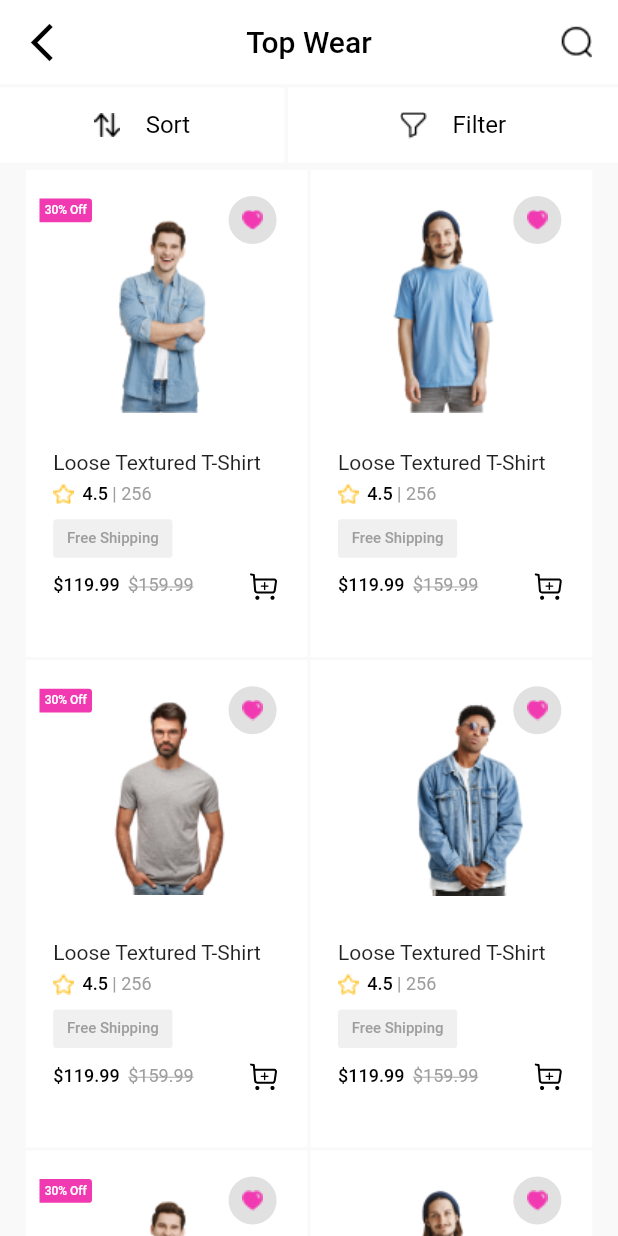
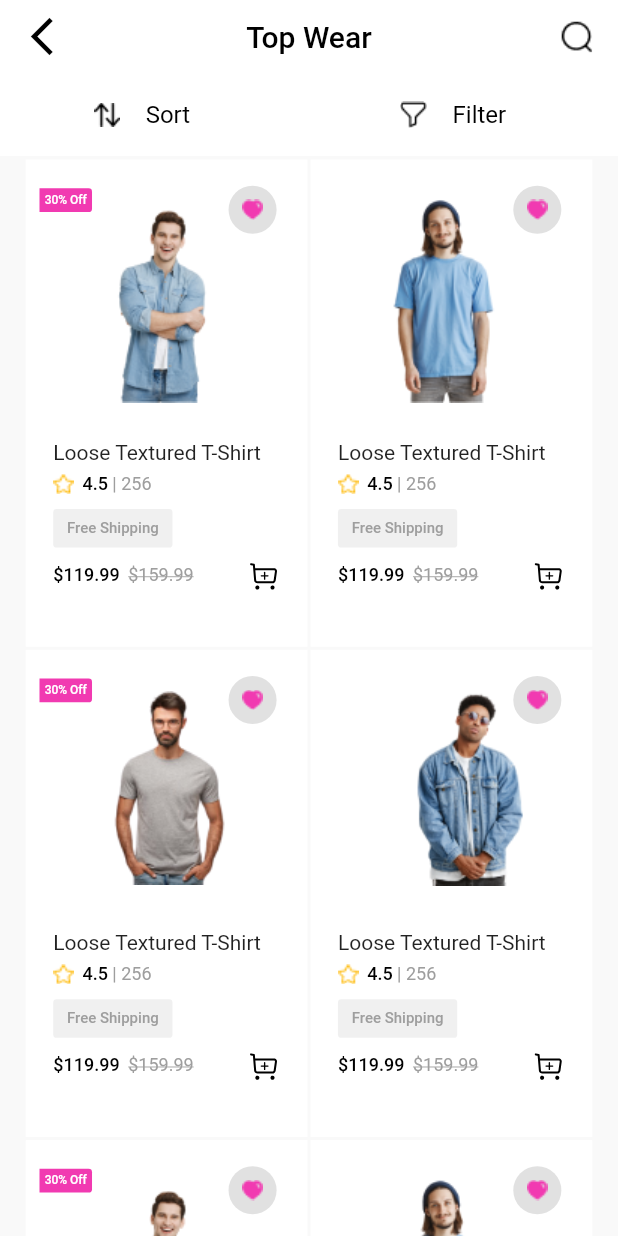
Before and after one commit to shaileshs4056/bagzag, a Flutter app: the ProductListPage screen opened by its route, on a phone screen of 412 x 824 dp. Run offline on Flutter 3.47's test engine with Material 3 defaults, Android fonts, the phone set to English and light mode, and no system bars; our stand-ins replace auto_route, cached_network_image, connectivity_plus, device_info_plus, dio, file_picker and 21 more; missing offline and left inert: country_pickers, dart_ipify, encrypt, flutter_facebook_auth, flutter_web_auth, twitter_login; accounts and stored records are empty; generated files the repository leaves out were written again; network calls fail.

Commit message:
version 1.0.6

```diff
--- a/lib/router/app_router.dart
+++ b/lib/router/app_router.dart
@@ -2,6 +2,7 @@ import 'package:auto_route/auto_route.dart';
 
 import 'package:trendify/ui/auth/login/ui/otp_page.dart';
 import 'package:trendify/ui/home/categories_detailes.dart';
+import 'package:trendify/ui/home/product_details.dart';
 import 'package:trendify/ui/home/product_list_page.dart';
 
 import '../core/locator/locator.dart';
@@ -14,7 +15,7 @@ import '../ui/home/favorites_page.dart';
 import '../ui/home/home_page.dart';
 import '../ui/splash/splash_page.dart';
 import '../ui/home/browse_categories.dart';
-
+import '../ui/home/product_details.dart';
 part 'app_router.gr.dart';
 
 @AutoRouterConfig(
@@ -39,6 +40,7 @@ class AppRouter extends _$AppRouter {
     AutoRoute(page: BrowseCategoriesRoute.page),
     AutoRoute(page: CategoriesDetailesRoute.page),
     AutoRoute(page: ProductListRoute.page),
+    AutoRoute(page: ProductDetailsRoute.page)
   ];
 }
 
--- a/lib/ui/home/product_list_page.dart
+++ b/lib/ui/home/product_list_page.dart
@@ -11,6 +11,7 @@ import 'package:trendify/ui/home/product_categories.dart';
 import 'package:trendify/values/colors.dart';
 import 'package:trendify/values/style.dart';
 import 'package:trendify/widget/app_image.dart';
+import 'package:trendify/widget/button_widget_inverse.dart';
 
 @RoutePage()
 class ProductListPage extends StatefulWidget {
@@ -31,25 +32,18 @@ class _ProductListPageState extends State<ProductListPage> {
       {'Type': 'Shoes & Accessories (20)', 'isVisible': false},
     ],
     'Subcategories': [
-      {'Type': 'Tops & Dresses', 'isVisible': true},
-      {'Type': 'Bottoms & Skirts', 'isVisible': true},
-      {'Type': 'Outerwear & Jackets', 'isVisible': true},
+      {'Type': 'Watcher', 'isVisible': true},
+      {'Type': 'Inner Wear', 'isVisible': true},
       {'Type': 'Footwear', 'isVisible': true},
-      {'Type': 'Electronics', 'isVisible': true},
     ],
     'Brand': [
-      {'Type': 'Nike', 'isVisible': true},
-      {'Type': 'Adidas', 'isVisible': true},
-      {'Type': 'Apple', 'isVisible': true},
-      {'Type': 'Samsung', 'isVisible': true},
-      {'Type': 'Sony', 'isVisible': true},
+      {'Type': 'Brand 2', 'isVisible': true},
+      {'Type': 'Brand 3', 'isVisible': true},
+      {'Type': 'Brand 4', 'isVisible': true},
     ],
     'Size': [
-      {'Type': 'Small', 'isVisible': true},
-      {'Type': 'Medium', 'isVisible': true},
-      {'Type': 'Large', 'isVisible': true},
-      {'Type': 'Extra Large', 'isVisible': true},
-      {'Type': 'XXL', 'isVisible': true},
+      {'Type': 'Regular', 'isVisible': true},
+      {'Type': 'Not Specified', 'isVisible': true},
     ],
     'Color': [
       {'Type': 'Red', 'isVisible': true},
@@ -57,13 +51,28 @@ class _ProductListPageState extends State<ProductListPage> {
       {'Type': 'Green', 'isVisible': true},
       {'Type': 'Black', 'isVisible': true},
       {'Type': 'White', 'isVisible': true},
+      {'Type': 'Red', 'isVisible': true},
+      {'Type': 'Blue', 'isVisible': true},
+      {'Type': 'Green', 'isVisible': true},
+      {'Type': 'Black', 'isVisible': true},
+      {'Type': 'White', 'isVisible': true},
+      {'Type': 'Red', 'isVisible': true},
+      {'Type': 'Blue', 'isVisible': true},
+      {'Type': 'Green', 'isVisible': true},
+      {'Type': 'Black', 'isVisible': true},
+      {'Type': 'White', 'isVisible': true},
+      {'Type': 'Red', 'isVisible': true},
+      {'Type': 'Blue', 'isVisible': true},
+      {'Type': 'Green', 'isVisible': true},
+      {'Type': 'Black', 'isVisible': true},
+      {'Type': 'White', 'isVisible': true},
     ],
     'Price Range': [
-      {'Type': 'Under', 'isVisible': true},
-      {'Type': '- ', 'isVisible': true},
+      {'Type': 'Under \$15.00', 'isVisible': true},
+      {'Type': '\$15.00 to \$35.00', 'isVisible': true},
       {'Type': '\$100 -', 'isVisible': true},
-      {'Type': '\$200', 'isVisible': true},
-      {'Type': 'Over \$500', 'isVisible': true},
+      {'Type': 'Over \$35.00', 'isVisible': true},
+      {'Type': 'Custom', 'isVisible': true},
     ],
     'Offer Range': [
       {'Type': '10% Off', 'isVisible': true},
@@ -80,11 +89,9 @@ class _ProductListPageState extends State<ProductListPage> {
       {'Type': 'In-Store Pickup', 'isVisible': true},
     ],
     'Store Location': [
-      {'Type': 'New York', 'isVisible': true},
-      {'Type': 'Los Angeles', 'isVisible': true},
-      {'Type': 'Chicago', 'isVisible': true},
-      {'Type': 'Houston', 'isVisible': true},
-      {'Type': 'San Francisco', 'isVisible': true},
+      {'Type': '10 To 15 Mi', 'isVisible': true},
+      {'Type': '15 To 35 Mi', 'isVisible': true},
+      {'Type': 'Over 34', 'isVisible': true},
     ],
     'Condition': [
       {'Type': 'New', 'isVisible': true},
@@ -102,7 +109,6 @@ class _ProductListPageState extends State<ProductListPage> {
         appBar: _buildAppBar(),
         body: Column(
           children: [
-            _buildSortFilterRow(context),
             Expanded(child: _buildFavouritesProductGrid()),
           ],
         ),
@@ -182,63 +188,29 @@ class _ProductListPageState extends State<ProductListPage> {
                       ],
                     ),
                   ),
+                  bottomNavigationBar: Padding(
+                    padding:
+                        EdgeInsets.symmetric(vertical: 23.h, horizontal: 15.w),
+                    child: AppButtonInverse(
+                      width: 1.sw,
+                      height: 51.h,
+                      fontSize: 16.sp,
+                      fontWight: FontWeight.w500,
+                      radius: 5.r,
+                      'Clear Filter',
+                      textColor: AppColor.black,
+                      () {
+                        appRouter.pop();
+                      },
+                      buttonColor: AppColor.white,
+                      borderColor: AppColor.black,
+                    ),
+                  ),
                 ),
               );
             },
           ),
-        )
-        // Drawer(
-        //   child: SingleChildScrollView(
-        //     child: Column(
-        //       children: [
-        //         Padding(
-        //           padding: EdgeInsets.only(
-        //               top: 16.h, left: 21.w, right: 15.w, bottom: 32.h),
-        //           child: Row(
-        //             mainAxisAlignment: MainAxisAlignment.spaceBetween,
-        //             children: [
-        //               Text(
-        //                 'Filter',
-        //                 style: textMedium,
-        //               ),
-        //               Text(
-        //                 'Done',
-        //                 style: textMedium.copyWith(color: AppColor.neonPink),
-        //               ),
-        //             ],
-        //           ),
-        //         ),
-        //         Column(
-        //             children: List.generate(
-        //           filterMenuList.length,
-        //           (index) => Column(
-        //             children: [
-        //               ListTile(
-        //                 contentPadding:
-        //                     EdgeInsets.symmetric(horizontal: 15.w, vertical: 0),
-        //                 title: Text(
-        //                   "${filtbuildMainDrawerContenterMenuList[index]['Category']}",
-        //                   style: textRegular.copyWith(color: AppColor.black),
-        //                 ),
-        //                 trailing: Text(
-        //                   "${filterMenuList[index]['Type']}",
-        //                   style: textRegular.copyWith(color: AppColor.grey),
-        //                 ),
-        //                 onTap: () {},
-        //               ),
-        //               Divider(
-        //                 color: AppColor.black,
-        //               ),
-        //             ],
-        //           ),
-        //         )),
-
-        //         // Add more items here
-        //       ],
-        //     ),
-        //   ),
-        // ),
-        );
+        ));
   }
 
   AppBar _buildAppBar() {
@@ -270,6 +242,10 @@ class _ProductListPageState extends State<ProductListPage> {
           ),
         ),
       ],
+      bottom: PreferredSize(
+        preferredSize: Size.fromHeight(48.0),
+        child: _buildSortFilterRow(context),
+      ),
     );
   }
 
@@ -442,7 +418,11 @@ List<String> favoritesPageImages = [
 ];
 
 Widget _buildFavouritesProductCard(int index) {
-  return Container(
+  return GestureDetector(
+    onTap: () {
+      appRouter.push(ProductDetailsRoute());
+    },
+    child: Container(
       color: Colors.white,
       padding: EdgeInsets.all(8.r),
       child: Column(
@@ -457,8 +437,8 @@ Widget _buildFavouritesProductCard(int index) {
                 height: 139.h,
                 width: 169.w,
                 radius: 5.r,
-              placeHolder:
-                  buildShimmerEffect(radius: 5.r, width: 134.w, height: 169.h),
+                placeHolder: buildShimmerEffect(
+                    radius: 5.r, width: 134.w, height: 169.h),
               ),
               if (index % 2 == 0) _buildDiscountTag(),
               Positioned(
@@ -471,6 +451,7 @@ Widget _buildFavouritesProductCard(int index) {
           SizedBox(height: 10.h),
           _buildProductDetails(),
         ],
+      ),
     ),
   );
 }
```
Also changed, not shown: lib/ui/home/product_categories.dart (+21 -9 lines), lib/ui/home/product_details.dart (added, +247 -0 lines), lib/widget/button_widget_inverse.dart (+24 -13 lines), lib/router/app_router.gr.dart. Lines whose indentation alone changed are shown as unchanged.
